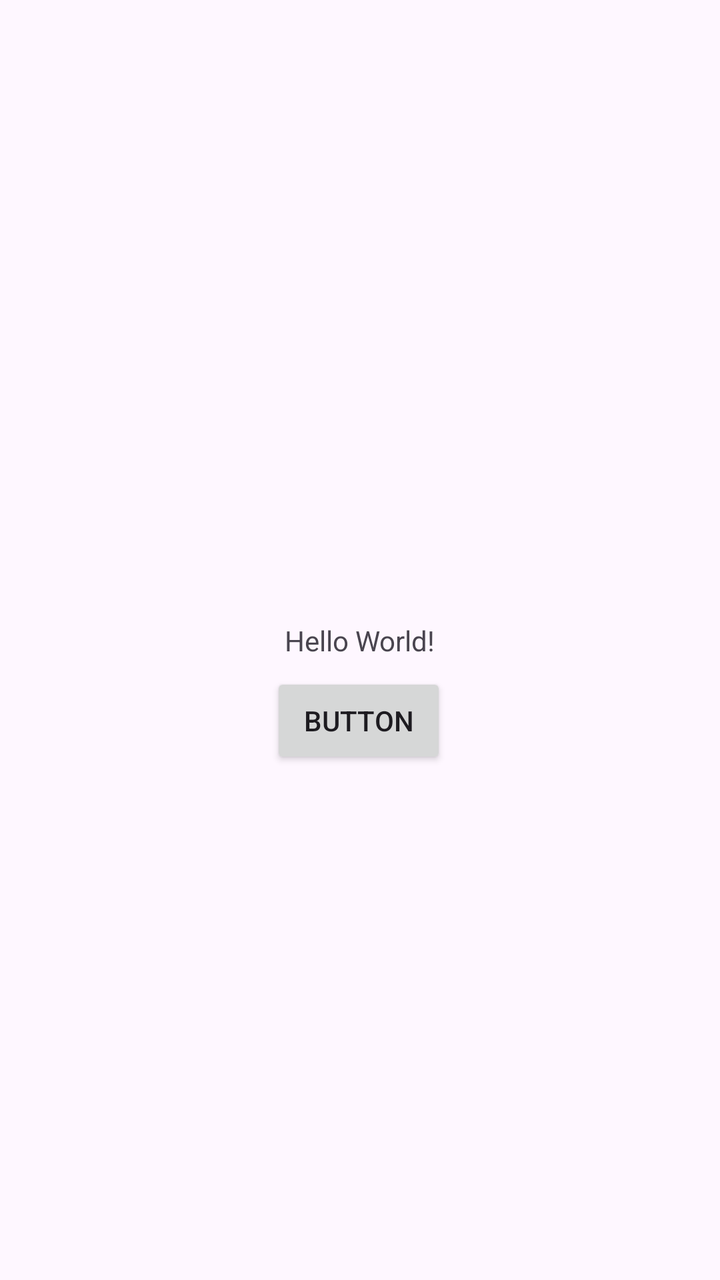
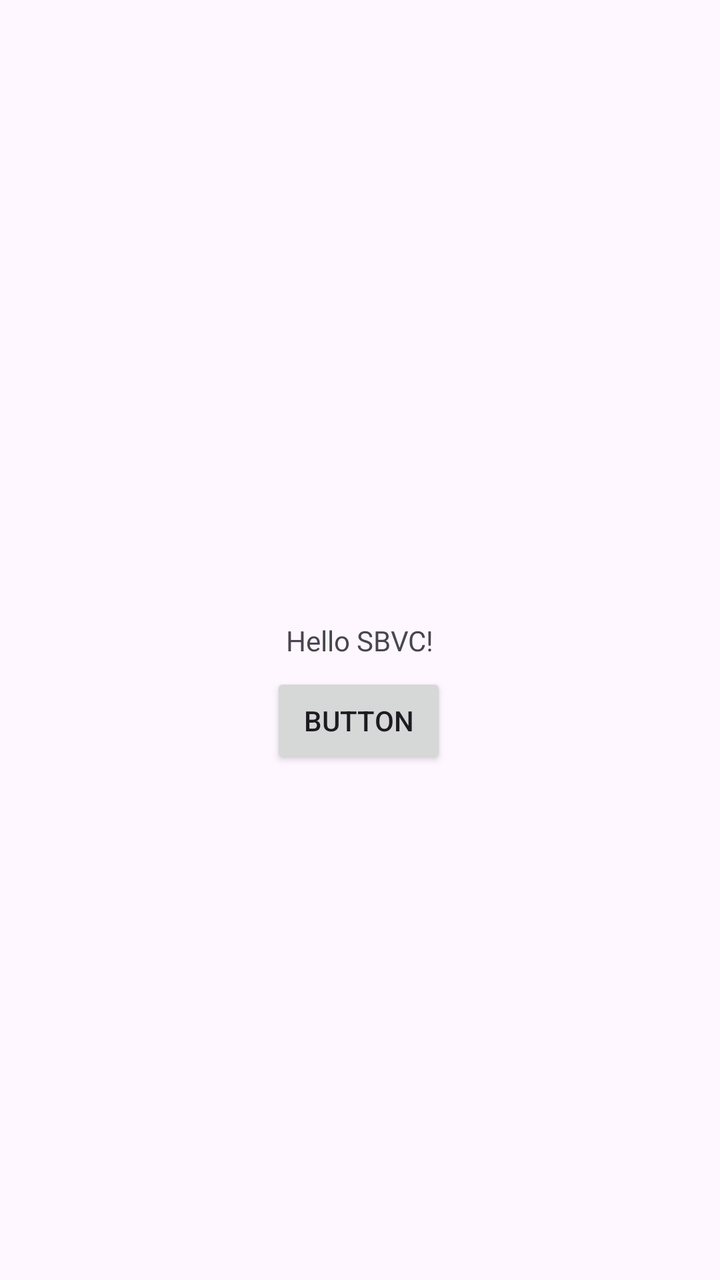

Compare the two renders of this Android layout. The source of the first and the diff that turns it into the second are given below.
<!-- AndroidManifest.xml: application theme Theme.MyFirstApp -->
<!-- res/layout/activity_main.xml -->
<?xml version="1.0" encoding="utf-8"?>
<androidx.constraintlayout.widget.ConstraintLayout xmlns:android="http://schemas.android.com/apk/res/android"
    xmlns:app="http://schemas.android.com/apk/res-auto"
    xmlns:tools="http://schemas.android.com/tools"
    android:id="@+id/main"
    android:layout_width="match_parent"
    android:layout_height="match_parent"
    tools:context=".MainActivity">

    <TextView
        android:id="@+id/textView"
        android:layout_width="wrap_content"
        android:layout_height="wrap_content"
        android:text="Hello World!"
        app:layout_constraintBottom_toBottomOf="parent"
        app:layout_constraintEnd_toEndOf="parent"
        app:layout_constraintStart_toStartOf="parent"
        app:layout_constraintTop_toTopOf="parent" />

    <Button
        android:id="@+id/buttonClick"
        android:layout_width="wrap_content"
        android:layout_height="wrap_content"
        android:layout_marginBottom="17dp"
        android:text="Button"
        app:layout_constraintBottom_toBottomOf="parent"
        app:layout_constraintEnd_toEndOf="parent"
        app:layout_constraintHorizontal_bias="0.498"
        app:layout_constraintStart_toStartOf="parent"
        app:layout_constraintTop_toTopOf="parent"
        app:layout_constraintVertical_bias="0.585" />

</androidx.constraintlayout.widget.ConstraintLayout>
<!-- resources referenced by this layout -->
<resources>
  <style name="Theme.MyFirstApp" parent="Base.Theme.MyFirstApp" />
  <style name="Base.Theme.MyFirstApp" parent="Theme.Material3.DayNight.NoActionBar">
          
          
      </style>
</resources>

<!-- the commit's change to res/layout/activity_main.xml (unified diff, before → after) -->
@@ -11,14 +11,14 @@
         android:id="@+id/textView"
         android:layout_width="wrap_content"
         android:layout_height="wrap_content"
-        android:text="Hello World!"
+        android:text="Hello SBVC!"
         app:layout_constraintBottom_toBottomOf="parent"
         app:layout_constraintEnd_toEndOf="parent"
         app:layout_constraintStart_toStartOf="parent"
         app:layout_constraintTop_toTopOf="parent" />
 
     <Button
-        android:id="@+id/buttonClick"
+        android:id="@+id/btnClickMe"
         android:layout_width="wrap_content"
         android:layout_height="wrap_content"
         android:layout_marginBottom="17dp"
